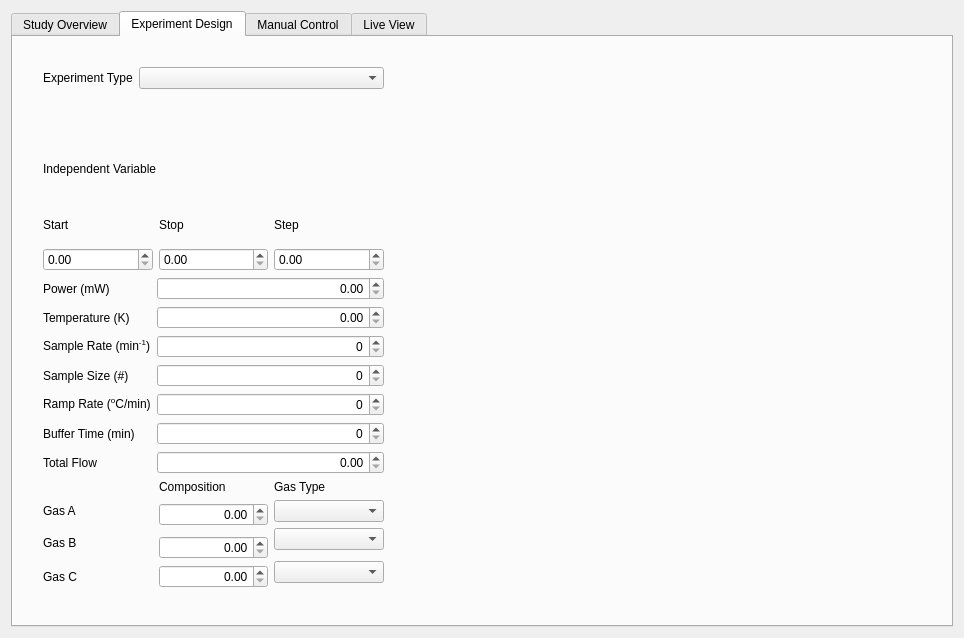
Old version of the form reactorUI.ui in the repository Dionne-Lab/catalight.
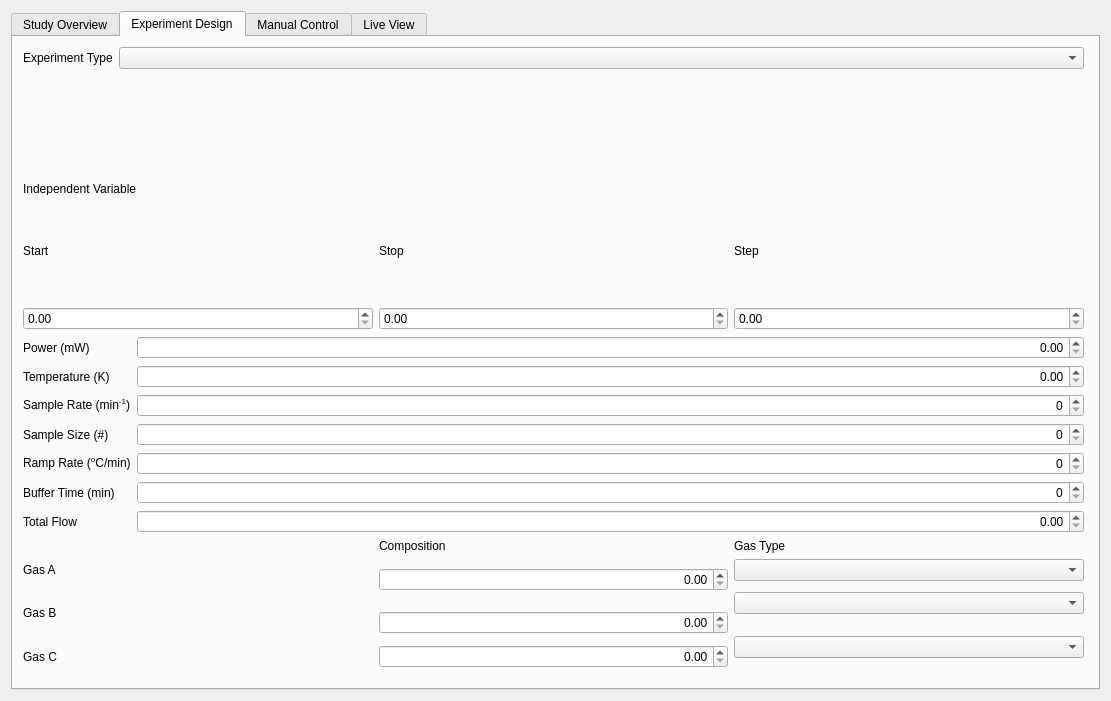
New version of the form. The open tabs and pages were chosen to show the change.

What changed in the file:
```diff
--- a/reactorUI.ui
+++ b/reactorUI.ui
@@ -6,15 +6,15 @@
    <rect>
     <x>0</x>
     <y>0</y>
-    <width>964</width>
-    <height>638</height>
+    <width>1111</width>
+    <height>701</height>
    </rect>
   </property>
   <property name="windowTitle">
    <string>Dialog</string>
   </property>
-  <layout class="QVBoxLayout" name="verticalLayout">
-   <item>
+  <layout class="QGridLayout" name="gridLayout_3">
+   <item row="0" column="0">
     <widget class="QTabWidget" name="tabWidget">
      <property name="sizePolicy">
       <sizepolicy hsizetype="Expanding" vsizetype="Expanding">
@@ -174,15 +174,17 @@
       <attribute name="title">
        <string>Experiment Design</string>
       </attribute>
-      <widget class="QWidget" name="">
+      <widget class="QWidget" name="horizontalLayoutWidget_2">
        <property name="geometry">
         <rect>
-         <x>30</x>
-         <y>30</y>
-         <width>341</width>
-         <height>521</height>
+         <x>10</x>
+         <y>10</y>
+         <width>1061</width>
+         <height>621</height>
         </rect>
        </property>
+       <layout class="QHBoxLayout" name="horizontalLayout_5">
+        <item>
        <layout class="QVBoxLayout" name="verticalLayout_8">
         <item>
          <layout class="QFormLayout" name="formLayout_6">
@@ -200,6 +202,12 @@
         </item>
         <item>
          <widget class="QLabel" name="label_IndVar">
+            <property name="maximumSize">
+             <size>
+              <width>16777215</width>
+              <height>13</height>
+             </size>
+            </property>
           <property name="text">
            <string>Independent Variable</string>
           </property>
@@ -229,13 +237,25 @@
            </widget>
           </item>
           <item row="1" column="0">
-           <widget class="QDoubleSpinBox" name="IndVar_start"/>
+             <widget class="QDoubleSpinBox" name="IndVar_start">
+              <property name="maximum">
+               <double>1000.000000000000000</double>
+              </property>
+             </widget>
           </item>
           <item row="1" column="1">
-           <widget class="QDoubleSpinBox" name="IndVar_stop"/>
+             <widget class="QDoubleSpinBox" name="IndVar_stop">
+              <property name="maximum">
+               <double>1000.000000000000000</double>
+              </property>
+             </widget>
           </item>
           <item row="1" column="2">
-           <widget class="QDoubleSpinBox" name="IndVar_step"/>
+             <widget class="QDoubleSpinBox" name="IndVar_step">
+              <property name="maximum">
+               <double>1000.000000000000000</double>
+              </property>
+             </widget>
           </item>
          </layout>
         </item>
@@ -381,6 +401,12 @@
             <property name="alignment">
              <set>Qt::AlignRight|Qt::AlignTrailing|Qt::AlignVCenter</set>
             </property>
+              <property name="maximum">
+               <double>1.000000000000000</double>
+              </property>
+              <property name="singleStep">
+               <double>0.010000000000000</double>
+              </property>
            </widget>
           </item>
           <item row="1" column="2">
@@ -401,6 +427,12 @@
             <property name="alignment">
              <set>Qt::AlignRight|Qt::AlignTrailing|Qt::AlignVCenter</set>
             </property>
+              <property name="maximum">
+               <double>1.000000000000000</double>
+              </property>
+              <property name="singleStep">
+               <double>0.010000000000000</double>
+              </property>
            </widget>
           </item>
           <item row="4" column="2" rowspan="2">
@@ -418,7 +450,15 @@
             <property name="alignment">
              <set>Qt::AlignRight|Qt::AlignTrailing|Qt::AlignVCenter</set>
             </property>
-           </widget>
+              <property name="maximum">
+               <double>1.000000000000000</double>
+              </property>
+              <property name="singleStep">
+               <double>0.010000000000000</double>
+              </property>
+             </widget>
+            </item>
+           </layout>
           </item>
          </layout>
         </item>
```
Left out of the diff: 22 changed lines with no effect on the pictures. Lines whose indentation alone changed are shown as unchanged.
